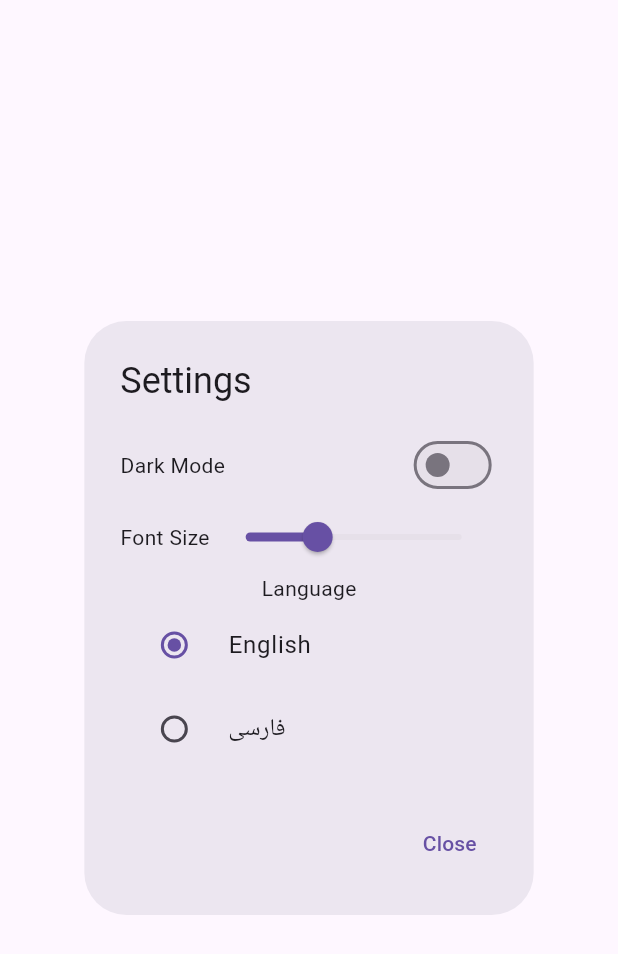
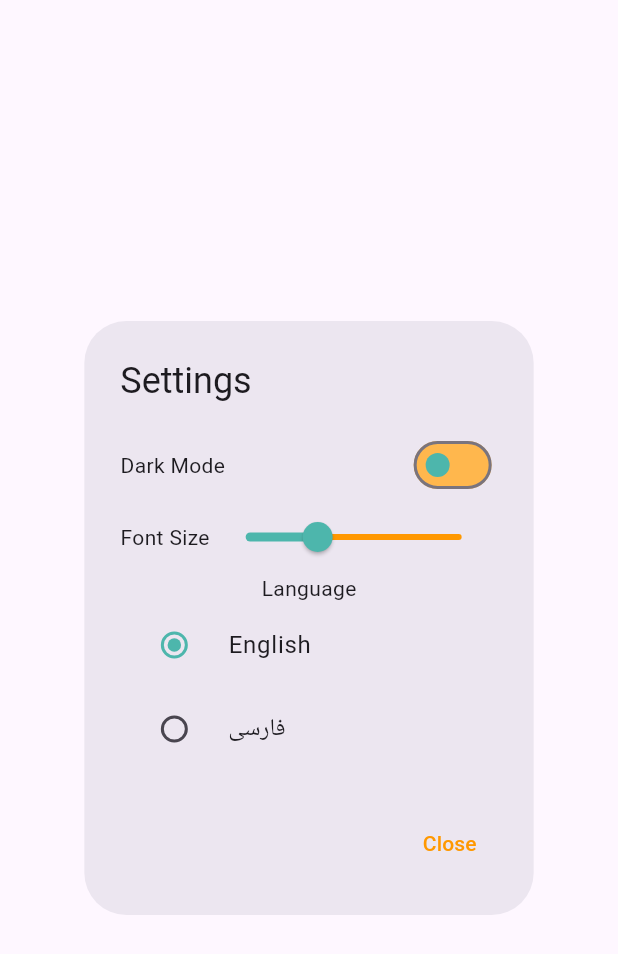
Before and after one commit to yousefi2002/Store_Management_System, a Flutter app: the SettingsDialog widget shown alone on an empty page, opened directly, on a phone screen of 412 x 824 dp. Shown: the top 954 px of the screen. Run offline on Flutter 3.47's test engine with Material 3 defaults, Android fonts, the phone set to English and light mode, and no system bars; our stand-ins replace flutter_speed_dial, shared_preferences; accounts and stored records are empty.

Commit message:
setting class is designed

```diff
--- a/lib/settingDialog.dart
+++ b/lib/settingDialog.dart
@@ -51,6 +51,9 @@ class _SettingsDialogState extends State<SettingsDialog> {
               children: [
                 Text('Dark Mode'),
                 Switch(
+                  activeColor: Colors.teal[300],
+                  inactiveThumbColor: Colors.teal[300],
+                  inactiveTrackColor: Colors.orange[300],
                   value: isDarkMode,
                   onChanged: (value) {
                     setState(() {
@@ -68,6 +71,8 @@ class _SettingsDialogState extends State<SettingsDialog> {
               children: [
                 Text('Font Size'),
                 Slider(
+                  activeColor: Colors.teal[300],
+                  inactiveColor: Colors.orange,
                   value: fontSize,
                   min: 12.0,
                   max: 24.0,
@@ -84,6 +89,7 @@ class _SettingsDialogState extends State<SettingsDialog> {
             // Language selection
             Text('Language'),
             RadioListTile<String>(
+              activeColor: Colors.teal[300],
               title: Text('English'),
               value: 'English',
               groupValue: selectedLanguage,
@@ -95,6 +101,7 @@ class _SettingsDialogState extends State<SettingsDialog> {
               },
             ),
             RadioListTile<String>(
+              activeColor: Colors.teal[300],
               title: Text('فارسی'),
               value: 'Persian',
               groupValue: selectedLanguage,
@@ -113,7 +120,7 @@ class _SettingsDialogState extends State<SettingsDialog> {
           onPressed: () {
             Navigator.of(context).pop();
           },
-          child: Text('Close'),
+          child: Text('Close', style: TextStyle(color: Colors.orange),),
         ),
       ],
     );
```
